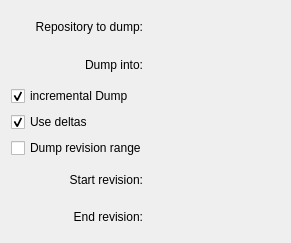
The window that src/svnfrontend/dumprepo_dlg.ui (KDE/kdesvn) describes before a commit, drawn with Qt 5.
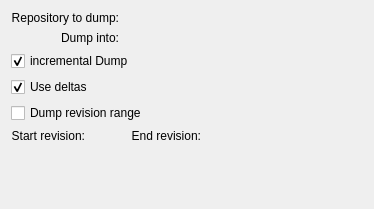
The same window after the commit. Custom widgets are drawn as their Qt base class.

Commit message: No functional changes, just some layout fixes so they're at least usable (don't collapse, don't expand anywhere)

What changed in the file:
```diff
--- a/src/svnfrontend/dumprepo_dlg.ui
+++ b/src/svnfrontend/dumprepo_dlg.ui
@@ -6,23 +6,65 @@
    <rect>
     <x>0</x>
     <y>0</y>
-    <width>291</width>
-    <height>243</height>
+    <width>374</width>
+    <height>209</height>
    </rect>
   </property>
   <property name="windowTitle">
    <string>Dump repository</string>
   </property>
-  <layout class="QVBoxLayout">
-   <item>
-    <layout class="QGridLayout">
-     <item row="0" column="1">
-      <widget class="KUrlRequester" name="m_ReposPath"/>
+  <layout class="QGridLayout" name="gridLayout_2">
+   <item row="0" column="0">
+    <layout class="QGridLayout" name="gridLayout">
+     <item row="2" column="5">
+      <spacer name="horizontalSpacer">
+       <property name="orientation">
+        <enum>Qt::Horizontal</enum>
+       </property>
+       <property name="sizeHint" stdset="0">
+        <size>
+         <width>40</width>
+         <height>20</height>
+        </size>
+       </property>
+      </spacer>
      </item>
-     <item row="0" column="0">
-      <widget class="QLabel" name="m_RepoLabel">
+     <item row="3" column="0" colspan="5">
+      <widget class="QCheckBox" name="m_UseDeltas">
        <property name="text">
-        <string>Repository to dump:</string>
+        <string>Use deltas</string>
+       </property>
+       <property name="shortcut">
+        <string/>
+       </property>
+       <property name="checked">
+        <bool>true</bool>
+       </property>
+      </widget>
+     </item>
+     <item row="5" column="1" colspan="2">
+      <widget class="KIntNumInput" name="m_StartNumber">
+       <property name="maximumSize">
+        <size>
+         <width>70</width>
+         <height>16777215</height>
+        </size>
+       </property>
+       <property name="toolTip">
+        <string>-1 for START</string>
+       </property>
+       <property name="value">
+        <number>-1</number>
+       </property>
+       <property name="minValue" stdset="0">
+        <number>-1</number>
+       </property>
+      </widget>
+     </item>
+     <item row="5" column="3">
+      <widget class="QLabel" name="m_lblEnd">
+       <property name="text">
+        <string>End revision:</string>
        </property>
        <property name="alignment">
         <set>Qt::AlignRight|Qt::AlignTrailing|Qt::AlignVCenter</set>
@@ -32,7 +74,44 @@
        </property>
       </widget>
      </item>
-     <item row="1" column="0">
+     <item row="0" column="2" colspan="4">
+      <widget class="KUrlRequester" name="m_ReposPath">
+       <property name="mode">
+        <set>KFile::Directory|KFile::ExistingOnly|KFile::LocalOnly</set>
+       </property>
+      </widget>
+     </item>
+     <item row="1" column="2" colspan="4">
+      <widget class="KUrlRequester" name="m_OutputFile">
+       <property name="mode">
+        <set>KFile::File|KFile::LocalOnly</set>
+       </property>
+      </widget>
+     </item>
+     <item row="2" column="0" colspan="5">
+      <widget class="QCheckBox" name="m_incrementalDump">
+       <property name="text">
+        <string>incremental Dump</string>
+       </property>
+       <property name="shortcut">
+        <string/>
+       </property>
+       <property name="checked">
+        <bool>true</bool>
+       </property>
+      </widget>
+     </item>
+     <item row="4" column="0" colspan="5">
+      <widget class="QCheckBox" name="m_Rangeonly">
+       <property name="text">
+        <string>Dump revision range</string>
+       </property>
+       <property name="shortcut">
+        <string/>
+       </property>
+      </widget>
+     </item>
+     <item row="1" column="0" colspan="2">
       <widget class="QLabel" name="m_OutfileLabel">
        <property name="text">
         <string>Dump into:</string>
@@ -45,79 +124,13 @@
        </property>
       </widget>
      </item>
-     <item row="1" column="1">
-      <widget class="KUrlRequester" name="m_OutputFile"/>
-     </item>
-    </layout>
-   </item>
-   <item>
-    <widget class="QCheckBox" name="m_incrementalDump">
-     <property name="text">
-      <string>incremental Dump</string>
-     </property>
-     <property name="shortcut">
-      <string/>
-     </property>
-     <property name="checked">
-      <bool>true</bool>
-     </property>
-    </widget>
-   </item>
-   <item>
-    <widget class="QCheckBox" name="m_UseDeltas">
-     <property name="text">
-      <string>Use deltas</string>
-     </property>
-     <property name="shortcut">
-      <string/>
-     </property>
-     <property name="checked">
-      <bool>true</bool>
-     </property>
-    </widget>
-   </item>
-   <item>
-    <widget class="QCheckBox" name="m_Rangeonly">
-     <property name="text">
-      <string>Dump revision range</string>
-     </property>
-     <property name="shortcut">
-      <string/>
-     </property>
-    </widget>
-   </item>
-   <item>
-    <layout class="QGridLayout">
-     <item row="1" column="0">
-      <widget class="QLabel" name="textLabel2">
-       <property name="text">
-        <string>End revision:</string>
-       </property>
-       <property name="alignment">
-        <set>Qt::AlignRight|Qt::AlignTrailing|Qt::AlignVCenter</set>
-       </property>
-       <property name="wordWrap">
-        <bool>false</bool>
-       </property>
-      </widget>
-     </item>
-     <item row="0" column="0">
-      <widget class="QLabel" name="textLabel1">
-       <property name="text">
-        <string>Start revision:</string>
-       </property>
-       <property name="alignment">
-        <set>Qt::AlignRight|Qt::AlignTrailing|Qt::AlignVCenter</set>
-       </property>
-       <property name="wordWrap">
-        <bool>false</bool>
-       </property>
-      </widget>
-     </item>
-     <item row="1" column="1">
+     <item row="5" column="4">
       <widget class="KIntNumInput" name="m_EndNumber">
-       <property name="enabled">
-        <bool>false</bool>
+       <property name="maximumSize">
+        <size>
+         <width>70</width>
+         <height>16777215</height>
+        </size>
        </property>
        <property name="toolTip">
         <string>-1 for HEAD</string>
@@ -130,24 +143,47 @@
        </property>
       </widget>
      </item>
-     <item row="0" column="1">
-      <widget class="KIntNumInput" name="m_StartNumber">
-       <property name="enabled">
+     <item row="5" column="0">
+      <widget class="QLabel" name="m_lblStart">
+       <property name="text">
+        <string>Start revision:</string>
+       </property>
+       <property name="alignment">
+        <set>Qt::AlignRight|Qt::AlignTrailing|Qt::AlignVCenter</set>
+       </property>
+       <property name="wordWrap">
         <bool>false</bool>
        </property>
-       <property name="toolTip">
-        <string>-1 for START</string>
+      </widget>
+     </item>
+     <item row="0" column="0" colspan="2">
+      <widget class="QLabel" name="m_RepoLabel">
+       <property name="text">
+        <string>Repository to dump:</string>
        </property>
-       <property name="value">
-        <number>-1</number>
+       <property name="alignment">
+        <set>Qt::AlignRight|Qt::AlignTrailing|Qt::AlignVCenter</set>
        </property>
-       <property name="minValue" stdset="0">
-        <number>-1</number>
+       <property name="wordWrap">
+        <bool>false</bool>
        </property>
       </widget>
      </item>
     </layout>
    </item>
+   <item row="1" column="0">
+    <spacer name="verticalSpacer">
+     <property name="orientation">
+      <enum>Qt::Vertical</enum>
+     </property>
+     <property name="sizeHint" stdset="0">
+      <size>
+       <width>20</width>
+       <height>40</height>
+      </size>
+     </property>
+    </spacer>
+   </item>
   </layout>
  </widget>
  <layoutdefault spacing="6" margin="11"/>
```
The commit also changes 11 other files.
